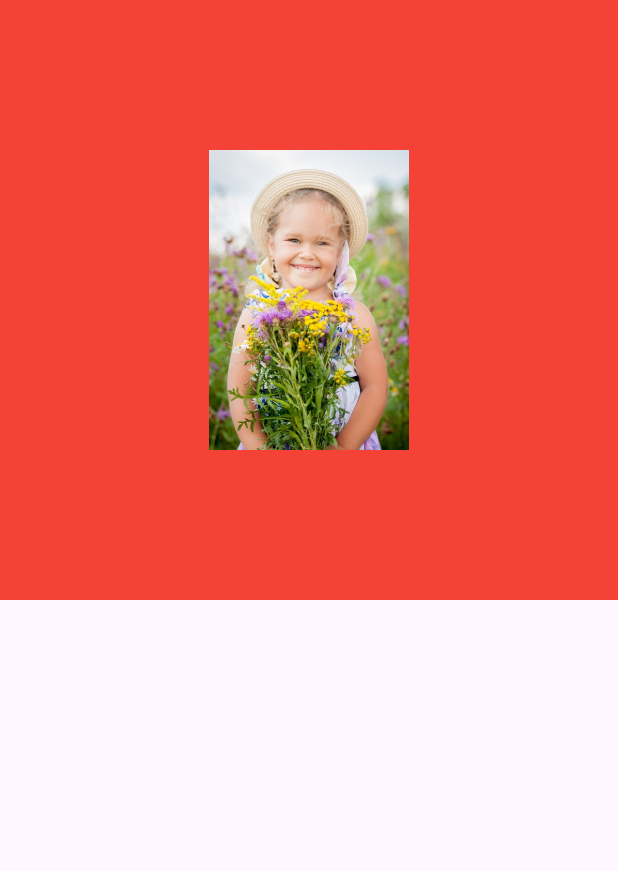
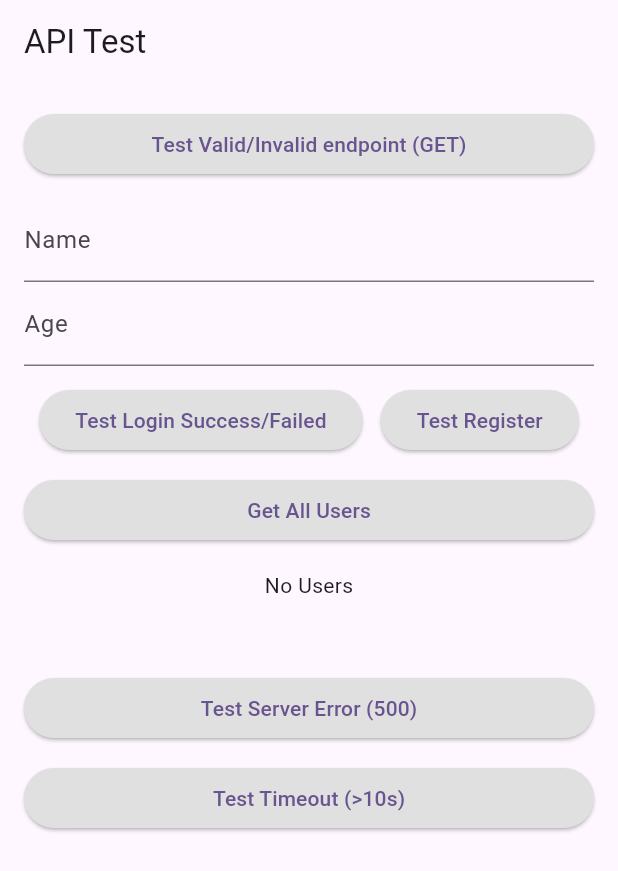
Before and after one commit to sk123411/flutter_course, a Flutter app: the screen it shows after launch, on a phone screen of 412 x 824 dp. Shown: the top 871 px of the screen. Run offline on Flutter 3.47's test engine with Material 3 defaults, Android fonts, the phone set to English and light mode, and no system bars; our stand-ins replace dio, get.

Commit message:
Single Api class and error handling for different response Debugging and printing response

```diff
--- /dev/null
+++ b/lib/api_service/api_service.dart
@@ -0,0 +1,144 @@
+
+
+import 'package:dio/dio.dart';
+import 'package:flutter/material.dart';
+
+class ApiService {
+
+  static final ApiService _instance = ApiService._internal();
+
+  factory ApiService.withContext(BuildContext context) {
+    _instance._context = context;
+    return _instance;
+  }
+
+  late Dio _dio;
+  BuildContext? _context;
+
+
+  ApiService._internal() {
+    BaseOptions options = BaseOptions(
+      baseUrl: 'http://localhost:3000',
+      connectTimeout: const Duration(seconds: 10),
+      receiveTimeout: const Duration(seconds: 10),
+      headers: {
+        'Content-Type': 'application/json',
+      },
+    );
+
+    _dio = Dio(options);
+
+
+    // Add interceptor for logging/debugging
+    _dio.interceptors.add(InterceptorsWrapper(
+      onRequest: (options, handler) {
+        debugPrint('➡️ REQUEST: ${options.method} ${options.uri}');
+        debugPrint('Headers: ${options.headers}');
+        debugPrint('Body: ${options.data}');
+        return handler.next(options);
+      },
+      onResponse: (response, handler) {
+        debugPrint('✅ RESPONSE [${response.statusCode}]: ${response.requestOptions.uri}');
+        debugPrint('Data: ${response.data}');
+        return handler.next(response);
+      },
+      onError: (DioException error, handler) {
+        debugPrint('❌ ERROR: ${error.message}');
+        if (error.response != null) {
+          debugPrint('Error Data: ${error.response?.data}');
+        }
+        return handler.next(error);
+      },
+    ));
+
+  }
+
+  // POST Request
+  Future<dynamic> postRequest(String endpoint, Map<String, dynamic> data) async {
+    try {
+      final response = await _dio.post(endpoint, data: data);
+      return _handleResponse(response);
+    } catch (error) {
+
+      _handleError(error);
+    }
+  }
+
+  // GET Request
+  Future<dynamic> getRequest(String endpoint) async {
+    try {
+      final response = await _dio.get(endpoint);
+
+      return _handleResponse(response);
+    } catch (error) {
+      _handleError(error);
+    }
+  }
+
+  dynamic _handleResponse(Response response) {
+    ScaffoldMessenger.of(_context!).showSnackBar(
+      SnackBar(content: Text(response.data["message"]), backgroundColor: Colors.green),
+    );
+    return response.data;
+  }
+
+  void _handleError(dynamic error) {
+
+    String errorMessage =   'Something went wrong';
+
+    if (error is DioException) {
+
+      switch (error.type) {
+
+
+        case DioExceptionType.connectionTimeout:
+          errorMessage = 'Connection timeout';
+          break;
+        case DioExceptionType.sendTimeout:
+          errorMessage = 'Send timeout';
+          break;
+        case DioExceptionType.receiveTimeout:
+          errorMessage = 'Receive timeout';
+          break;
+        case DioExceptionType.badResponse:
+
+          errorMessage = _parseErrorResponse(error.response);
+          break;
+        case DioExceptionType.cancel:
+          errorMessage = 'Request was cancelled';
+          break;
+        case DioExceptionType.unknown:
+          errorMessage = 'No internet or unknown error';
+          break;
+        default:
+          errorMessage = 'Unexpected error occurred';
+      }
+    }
+
+    if (_context != null) {
+      ScaffoldMessenger.of(_context!).showSnackBar(
+        SnackBar(content: Text(errorMessage),backgroundColor: Colors.red),
+      );
+    } else {
+      debugPrint('⚠️ No context to show Snackbar.');
+    }
+     throw Exception(errorMessage);
+  }
+
+  String _parseErrorResponse(Response? response) {
+    if (response == null) return 'Unknown error';
+
+    try {
+      if (response.data is Map && response.data['message'] != null) {
+        return response.data['message'];
+      } else if (response.data is String) {
+        return response.data;
+      }
+    } catch (_) {
+      return 'Error: ${response.statusCode}';
+    }
+
+    return 'Something went wrong (${response.statusCode})';
+  }
+
+}
--- /dev/null
+++ b/lib/api_service/api_test_screen.dart
@@ -0,0 +1,202 @@
+import 'dart:convert';
+
+import 'package:flutter/material.dart';
+
+import 'api_service.dart';
+import 'person_model.dart';
+
+class ApiTestScreen extends StatefulWidget {
+  const ApiTestScreen({super.key});
+
+  @override
+  State<ApiTestScreen> createState() => _ApiTestScreenState();
+}
+
+class _ApiTestScreenState extends State<ApiTestScreen> {
+
+  TextEditingController nameController = TextEditingController();
+  TextEditingController ageController = TextEditingController();
+  List<Person>? persons;
+
+
+  void _call(String label, Future Function() call) async {
+    try {
+      print('▶️ Calling: $label');
+      final result = await call();
+      print('✅ Success [$label]: $result');
+    } catch (e) {
+      print('❌❌ Error [$label]: $e');
+    }
+  }
+
+
+  Future<void> getUsers(ApiService api) async {
+    final response = await api.getRequest('/users');
+
+
+    if (response != null) {
+      try {
+
+
+        print("data ${response["users"]}");
+        final List<Person> loadedUsers = (response['users'] as List)
+            .map((userJson) => Person.fromJson(userJson))
+            .toList();
+        setState(() {
+          persons = loadedUsers;
+        });
+      } catch (e) {
+        print('❌❌ Error [/users]: $e');
+        setState(() {
+          persons = null;
+        });
+        ScaffoldMessenger.of(context).showSnackBar(
+          SnackBar(content: Text('Failed to load users')),
+        );
+      }
+    }
+  }
+    @override
+    Widget build(BuildContext context) {
+      final api = ApiService.withContext(context);
+      return Scaffold(
+
+        appBar: AppBar(title: const Text("API Test")),
+
+        body: ListView(
+          padding: EdgeInsets.all(16),
+          children: [
+
+            ElevatedButton(
+              style: ElevatedButton.styleFrom(
+                backgroundColor: Colors.grey.shade300,
+              ),
+              onPressed: () =>
+                  _call("GET /success", () => api.getRequest('/success')),
+              child: const Text("Test Valid/Invalid endpoint (GET)"),
+            ),
+
+
+            SizedBox(height: 12,),
+
+
+            Container(
+              width: 300,
+              child: Column(
+                children: [
+                  TextField(
+                    controller: nameController,
+                    decoration: const InputDecoration(labelText: "Name"),
+                  ),
+                  TextField(
+                    controller: ageController,
+                    decoration: const InputDecoration(labelText: "Age"),
+                    keyboardType: TextInputType.number,
+                  ),
+                  const SizedBox(height: 12),
+                  Row(
+                    mainAxisAlignment: MainAxisAlignment.center,
+                    children: [
+                      ElevatedButton(
+                        style: ElevatedButton.styleFrom(
+                          backgroundColor: Colors.grey.shade300,
+                        ),
+                        onPressed: () =>
+                            _call(
+                                "POST /login (valid/invalid)",
+                                    () =>
+                                    api.postRequest('/login', {
+                                      'name': nameController.text,
+                                      'age': ageController.text,
+                                    })),
+                        child: const Text("Test Login Success/Failed"),
+                      ),
+                      SizedBox(
+                        width: 12,
+                      ),
+                      ElevatedButton(
+                        style: ElevatedButton.styleFrom(
+                          backgroundColor: Colors.grey.shade300,
+                        ),
+                        onPressed: () =>
+                            _call(
+                                "POST /register",
+                                    () =>
+                                    api.postRequest('/register', {
+                                      'name': nameController.text,
+                                      'age': ageController.text,
+                                    })),
+                        child: const Text("Test Register"),
+                      ),
+                    ],
+                  ),
+                ],
+              ),
+            ),
+
+
+            SizedBox(
+              height: 12,
+            ),
+
+            ElevatedButton(
+              style: ElevatedButton.styleFrom(
+                backgroundColor: Colors.grey.shade300,
+              ),
+              onPressed: () => getUsers(api),
+              child: const Text("Get All Users"),
+            ),
+            const SizedBox(height: 16),
+            if (persons != null)
+              Container(
+                height: 400,
+                child: ListView.builder(
+                  itemCount: persons!.length,
+                  itemBuilder: (context, index) {
+                    final person = persons![index];
+                    return ListTile(
+                      title: Text(person.name),
+                      subtitle: Text("Age: ${person.age}"),
+                    );
+                  },
+                ),
+              )
+            else
+              Container(child: Center(child: Text("No Users")),),
+
+
+            SizedBox(
+              height: 48,
+            ),
+
+            ElevatedButton(
+              style: ElevatedButton.styleFrom(
+                backgroundColor: Colors.grey.shade300,
+              ),
+              onPressed: () =>
+                  _call("GET /error", () => api.getRequest('/error')),
+              child: const Text("Test Server Error (500)"),
+            ),
+
+            SizedBox(
+              height: 12,
+            ),
+
+
+
+            ElevatedButton(
+              style: ElevatedButton.styleFrom(
+                backgroundColor: Colors.grey.shade300,
+              ),
+              onPressed: () =>
+                  _call("GET /timeout", () => api.getRequest('/timeout')),
+              child: const Text("Test Timeout (>10s)"),
+            ),
+
+
+          ],
+        ),
+
+      );
+    }
+  }
--- /dev/null
+++ b/lib/api_service/person_model.dart
@@ -0,0 +1,24 @@
+
+
+class Person {
+  String name;
+  dynamic age;
+
+  Person({required this.name, required this.age});
+
+  // Optional: Convert from JSON
+  factory Person.fromJson(Map<String, dynamic> json) {
+    return Person(
+      name: json['name'],
+      age: json['age'],
+    );
+  }
+
+  // Optional: Convert to JSON
+  Map<String, dynamic> toJson() {
+    return {
+      'name': name,
+      'age': age,
+    };
+  }
+}
--- a/lib/main.dart
+++ b/lib/main.dart
@@ -7,6 +7,7 @@ import 'package:flutter_course/advanced_ui_widgets/my_layout_builder.dart';
 import 'package:flutter_course/advanced_ui_widgets/my_stack_widget.dart';
 import 'package:flutter_course/advanced_ui_widgets/my_wrap_widget.dart';
 import 'package:flutter_course/advanced_ui_widgets/preferred_sized_widget.dart';
+import 'package:flutter_course/api_service/api_test_screen.dart';
 import 'package:flutter_course/navigation_and_routes/parent_screen.dart';
 import 'package:flutter_course/navigation_and_routes/screen_five.dart';
 import 'package:flutter_course/navigation_and_routes/screen_four.dart';
@@ -32,7 +33,7 @@ class MyApp extends StatelessWidget {
         useMaterial3: true,
       ),
       home: Scaffold(
-        body: MyStackWidget()
+        body: ApiTestScreen()
       ),
 
 
--- a/pubspec.yaml
+++ b/pubspec.yaml
@@ -36,6 +36,7 @@ dependencies:
   # Use with the CupertinoIcons class for iOS style icons.
   cupertino_icons: ^1.0.8
   get: ^4.6.6
+  dio: ^5.8.0+1
 
 dev_dependencies:
   flutter_test:
```
Also changed, not shown: 1 other file.
